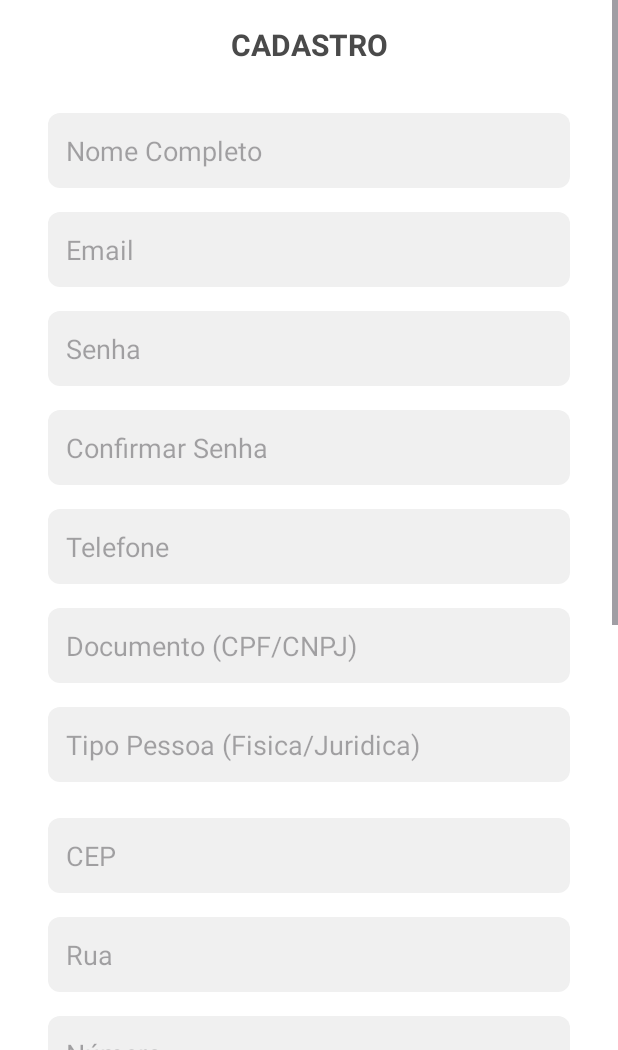
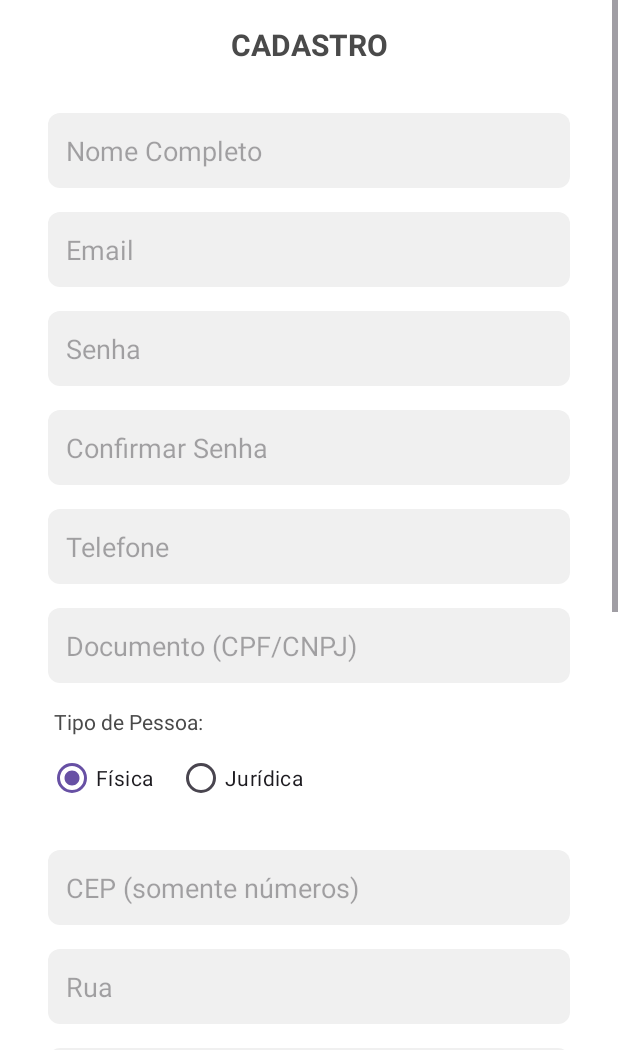
Before and after one commit to melanolachef/Startup-PecaJa, an Android app: the screen it shows after launch (RegisterActivity), after a tap on "CADASTRAR", on a phone screen of 412 x 824 dp, the part 186-1236 px from its top. Run offline under Robolectric (Android 15) with nearby library versions, the phone set to English and light mode, and no system bars.

Commit message:
feat: adicicao da api ViaCep para auto completar o endereco

```diff
--- a/app/src/main/java/com/example/pecaja/RegisterActivity.java
+++ b/app/src/main/java/com/example/pecaja/RegisterActivity.java
@@ -2,12 +2,16 @@ package com.example.pecaja;
 
 import androidx.appcompat.app.AppCompatActivity;
 
-import android.content.Intent; // Importante para mudar de tela
+import android.content.Intent;
 import android.os.Bundle;
+import android.text.Editable;
+import android.text.TextWatcher; // Importante
 import android.util.Log;
 import android.view.View;
 import android.widget.Button;
 import android.widget.EditText;
+import android.widget.RadioButton; // Importante
+import android.widget.RadioGroup; // Importante
 import android.widget.Toast;
 
 import retrofit2.Call;
@@ -17,7 +21,11 @@ import retrofit2.Response;
 public class RegisterActivity extends AppCompatActivity {
 
     // Campos Pessoais
-    EditText etNome, etEmail, etSenha, etConfirmarSenha, etTelefone, etDocumento, etTipoPessoa;
+    EditText etNome, etEmail, etSenha, etConfirmarSenha, etTelefone, etDocumento;
+
+    // Trocamos EditText por RadioGroup
+    RadioGroup rgTipoPessoa;
+    RadioButton rbFisica, rbJuridica;
 
     // Campos de Endereço
     EditText etRua, etNumero, etComplemento, etBairro, etCidade, etEstado, etCep;
@@ -25,7 +33,8 @@ public class RegisterActivity extends AppCompatActivity {
     Button btnFinalizarCadastro;
 
     private AuthService authService;
-    private SessionManager sessionManager; // NOVO: Precisamos disso para salvar o token
+    private ViaCepService viaCepService; // NOVO SERVIÇO
+    private SessionManager sessionManager;
 
     @Override
     protected void onCreate(Bundle savedInstanceState) {
@@ -33,29 +42,28 @@ public class RegisterActivity extends AppCompatActivity {
         setContentView(R.layout.activity_register);
 
         authService = RetrofitClient.getAuthService();
-        sessionManager = new SessionManager(this); // NOVO: Inicializa a sessão
+        viaCepService = RetrofitClient.getViaCepService(); // Inicializa ViaCEP
+        sessionManager = new SessionManager(this);
 
         inicializarComponentes();
+        configurarBuscaCep(); // Configura o listener do CEP
 
-        btnFinalizarCadastro.setOnClickListener(new View.OnClickListener() {
-            @Override
-            public void onClick(View v) {
-                realizarCadastro();
-            }
-        });
+        btnFinalizarCadastro.setOnClickListener(v -> realizarCadastro());
     }
 
     private void inicializarComponentes() {
-        // Pessoais
         etNome = findViewById(R.id.etNome);
         etEmail = findViewById(R.id.etEmailCadastro);
         etSenha = findViewById(R.id.etSenhaCadastro);
         etConfirmarSenha = findViewById(R.id.etConfirmarSenha);
         etTelefone = findViewById(R.id.etTelefone);
         etDocumento = findViewById(R.id.etDocumento);
-        etTipoPessoa = findViewById(R.id.etTipoPessoa);
 
-        // Endereço
+        // Inicializar RadioGroup
+        rgTipoPessoa = findViewById(R.id.rgTipoPessoa);
+        rbFisica = findViewById(R.id.rbFisica);
+        rbJuridica = findViewById(R.id.rbJuridica);
+
         etRua = findViewById(R.id.etRua);
         etNumero = findViewById(R.id.etNumero);
         etComplemento = findViewById(R.id.etComplemento);
@@ -67,6 +75,54 @@ public class RegisterActivity extends AppCompatActivity {
         btnFinalizarCadastro = findViewById(R.id.btnFinalizarCadastro);
     }
 
+    // Lógica para buscar CEP automaticamente
+    private void configurarBuscaCep() {
+        etCep.addTextChangedListener(new TextWatcher() {
+            @Override
+            public void beforeTextChanged(CharSequence s, int start, int count, int after) {}
+
+            @Override
+            public void onTextChanged(CharSequence s, int start, int before, int count) {
+                // Quando o usuário digitar 8 números
+                if (s.length() == 8) {
+                    buscarEndereco(s.toString());
+                }
+            }
+
+            @Override
+            public void afterTextChanged(Editable s) {}
+        });
+    }
+
+    private void buscarEndereco(String cep) {
+        Toast.makeText(this, "Buscando CEP...", Toast.LENGTH_SHORT).show();
+
+        viaCepService.buscarEndereco(cep).enqueue(new Callback<ViaCepResponse>() {
+            @Override
+            public void onResponse(Call<ViaCepResponse> call, Response<ViaCepResponse> response) {
+                if (response.isSuccessful() && response.body() != null) {
+                    ViaCepResponse endereco = response.body();
+
+                    // Preenche os campos automaticamente
+                    etRua.setText(endereco.getLogradouro());
+                    etBairro.setText(endereco.getBairro());
+                    etCidade.setText(endereco.getLocalidade());
+                    etEstado.setText(endereco.getUf());
+
+                    // Move o foco para o campo Número, para facilitar pro usuário
+                    etNumero.requestFocus();
+                } else {
+                    Toast.makeText(RegisterActivity.this, "CEP não encontrado.", Toast.LENGTH_SHORT).show();
+                }
+            }
+
+            @Override
+            public void onFailure(Call<ViaCepResponse> call, Throwable t) {
+                Toast.makeText(RegisterActivity.this, "Erro ao buscar CEP.", Toast.LENGTH_SHORT).show();
+            }
+        });
+    }
+
     private void realizarCadastro() {
         String email = etEmail.getText().toString().trim();
         String senha = etSenha.getText().toString().trim();
@@ -75,6 +131,13 @@ public class RegisterActivity extends AppCompatActivity {
         if (!senha.equals(confirmar)) {
             Toast.makeText(this, "As senhas não conferem!", Toast.LENGTH_SHORT).show();
             return;
+        }
+
+        // 1. Pega o valor do RadioButton selecionado
+        String tipoPessoaSelecionada = "Fisica"; // Valor padrão
+        int selectedId = rgTipoPessoa.getCheckedRadioButtonId();
+        if (selectedId == R.id.rbJuridica) {
+            tipoPessoaSelecionada = "Juridica";
         }
 
         Endereco endereco = new Endereco(
@@ -93,28 +156,23 @@ public class RegisterActivity extends AppCompatActivity {
                 senha,
                 etTelefone.getText().toString(),
                 etDocumento.getText().toString(),
-                etTipoPessoa.getText().toString(),
+                tipoPessoaSelecionada, // Passa o valor selecionado
                 endereco
         );
 
-        // 1. TENTA CADASTRAR
         authService.cadastrar(request).enqueue(new Callback<Void>() {
             @Override
             public void onResponse(Call<Void> call, Response<Void> response) {
                 if (response.isSuccessful()) {
                     Toast.makeText(RegisterActivity.this, "Cadastro OK! Entrando...", Toast.LENGTH_SHORT).show();
-
-                    // 2. SE DEU CERTO, JÁ FAZ O LOGIN AUTOMATICAMENTE
                     realizarLoginAutomatico(email, senha);
-
                 } else {
-                    // Tratamento de erro melhorado (do passo anterior)
                     try {
                         String erroMensagem = response.errorBody().string();
                         Log.e("CadastroErro", "Erro: " + erroMensagem);
                         Toast.makeText(RegisterActivity.this, "Erro: " + erroMensagem, Toast.LENGTH_LONG).show();
                     } catch (Exception e) {
-                        Toast.makeText(RegisterActivity.this, "Erro desconhecido ao cadastrar.", Toast.LENGTH_SHORT).show();
+                        Toast.makeText(RegisterActivity.this, "Erro ao cadastrar.", Toast.LENGTH_SHORT).show();
                     }
                 }
             }
@@ -126,7 +184,6 @@ public class RegisterActivity extends AppCompatActivity {
         });
     }
 
-    // NOVO MÉTODO: Faz o login nos bastidores
     private void realizarLoginAutomatico(String email, String senha) {
         LoginRequest loginRequest = new LoginRequest(email, senha);
 
@@ -134,29 +191,20 @@ public class RegisterActivity extends AppCompatActivity {
             @Override
             public void onResponse(Call<LoginResponse> call, Response<LoginResponse> response) {
                 if (response.isSuccessful() && response.body() != null) {
-
-                    // 3. PEGA O TOKEN
-                    String token = response.body().getToken();
-
-                    // 4. SALVA NA SESSÃO
-                    sessionManager.saveAuthToken(token);
-
-                    // 5. VAI PARA A HOME
+                    sessionManager.saveAuthToken(response.body().getToken());
                     Intent intent = new Intent(RegisterActivity.this, HomeActivity.class);
-                    // Estas flags limpam o histórico para o usuário não voltar ao cadastro ao clicar em "Voltar"
                     intent.setFlags(Intent.FLAG_ACTIVITY_NEW_TASK | Intent.FLAG_ACTIVITY_CLEAR_TASK);
                     startActivity(intent);
                     finish();
-
                 } else {
-                    Toast.makeText(RegisterActivity.this, "Cadastro feito, mas falha no login automático.", Toast.LENGTH_LONG).show();
-                    finish(); // Volta para a tela de login manual
+                    Toast.makeText(RegisterActivity.this, "Falha no login automático.", Toast.LENGTH_LONG).show();
+                    finish();
                 }
             }
 
             @Override
             public void onFailure(Call<LoginResponse> call, Throwable t) {
-                Toast.makeText(RegisterActivity.this, "Erro de rede no login automático.", Toast.LENGTH_SHORT).show();
+                Toast.makeText(RegisterActivity.this, "Erro de rede no login.", Toast.LENGTH_SHORT).show();
                 finish();
             }
         });
--- a/app/src/main/java/com/example/pecaja/RetrofitClient.java
+++ b/app/src/main/java/com/example/pecaja/RetrofitClient.java
@@ -12,9 +12,11 @@ public class RetrofitClient {
     private static final String JAVA_BASE_URL = "https://prj-startup-java.onrender.com/";
 
     private static final String CHAT_BASE_URL = "https://chat-bot-vanguard.onrender.com/";
+    private static final String VIA_CEP_URL = "https://viacep.com.br/ws/";
 
     private static Retrofit retrofitJava = null;
     private static Retrofit retrofitChat = null;
+    private static Retrofit retrofitViaCep = null;
 
     private static OkHttpClient buildHttpClient() {
         HttpLoggingInterceptor logging = new HttpLoggingInterceptor();
@@ -51,4 +53,15 @@ public class RetrofitClient {
         }
         return retrofitChat.create(ChatService.class);
     }
+
+    public static ViaCepService getViaCepService() {
+        if (retrofitViaCep == null) {
+            retrofitViaCep = new Retrofit.Builder()
+                    .baseUrl(VIA_CEP_URL)
+                    .addConverterFactory(GsonConverterFactory.create())
+                    .client(buildHttpClient()) // Usa o mesmo cliente
+                    .build();
+        }
+        return retrofitViaCep.create(ViaCepService.class);
+    }
 }
--- /dev/null
+++ b/app/src/main/java/com/example/pecaja/ViaCepService.java
@@ -0,0 +1,10 @@
+package com.example.pecaja;
+
+import retrofit2.Call;
+import retrofit2.http.GET;
+import retrofit2.http.Path;
+
+public interface ViaCepService {
+    @GET("{cep}/json/")
+    Call<ViaCepResponse> buscarEndereco(@Path("cep") String cep);
+}
--- a/app/src/main/res/layout/activity_register.xml
+++ b/app/src/main/res/layout/activity_register.xml
@@ -116,18 +116,41 @@
             app:layout_constraintStart_toStartOf="@id/etTelefone"
             app:layout_constraintTop_toBottomOf="@id/etTelefone" />
 
-        <EditText
-            android:id="@+id/etTipoPessoa"
+        <TextView
+            android:id="@+id/tvLabelTipoPessoa"
+            android:layout_width="wrap_content"
+            android:layout_height="wrap_content"
+            android:layout_marginTop="16dp"
+            android:layout_marginStart="4dp"
+            android:text="Tipo de Pessoa:"
+            android:textColor="@color/cinza_texto"
+            app:layout_constraintStart_toStartOf="@id/etDocumento"
+            app:layout_constraintTop_toBottomOf="@id/etDocumento" />
+
+        <RadioGroup
+            android:id="@+id/rgTipoPessoa"
             android:layout_width="0dp"
-            android:layout_height="50dp"
-            android:layout_marginTop="16dp"
-            android:background="@drawable/edit_text_background"
-            android:hint="Tipo Pessoa (Fisica/Juridica)"
-            android:inputType="text"
-            android:padding="12dp"
+            android:layout_height="wrap_content"
+            android:orientation="horizontal"
+            android:layout_marginTop="4dp"
             app:layout_constraintEnd_toEndOf="@id/etDocumento"
             app:layout_constraintStart_toStartOf="@id/etDocumento"
-            app:layout_constraintTop_toBottomOf="@id/etDocumento" />
+            app:layout_constraintTop_toBottomOf="@id/tvLabelTipoPessoa">
+
+            <RadioButton
+                android:id="@+id/rbFisica"
+                android:layout_width="wrap_content"
+                android:layout_height="wrap_content"
+                android:text="Física"
+                android:checked="true" />
+
+            <RadioButton
+                android:id="@+id/rbJuridica"
+                android:layout_width="wrap_content"
+                android:layout_height="wrap_content"
+                android:layout_marginStart="16dp"
+                android:text="Jurídica" />
+        </RadioGroup>
 
         <EditText
             android:id="@+id/etCep"
@@ -135,12 +158,13 @@
             android:layout_height="50dp"
             android:layout_marginTop="24dp"
             android:background="@drawable/edit_text_background"
-            android:hint="CEP"
+            android:hint="CEP (somente números)"
             android:inputType="number"
+            android:maxLength="8"
             android:padding="12dp"
-            app:layout_constraintEnd_toEndOf="@id/etTipoPessoa"
-            app:layout_constraintStart_toStartOf="@id/etTipoPessoa"
-            app:layout_constraintTop_toBottomOf="@id/etTipoPessoa" />
+            app:layout_constraintEnd_toEndOf="@id/rgTipoPessoa"
+            app:layout_constraintStart_toStartOf="@id/rgTipoPessoa"
+            app:layout_constraintTop_toBottomOf="@id/rgTipoPessoa" />
 
         <EditText
             android:id="@+id/etRua"
```
Also changed, not shown: app/src/main/java/com/example/pecaja/ViaCepResponse.java (added, +14 -0 lines).
